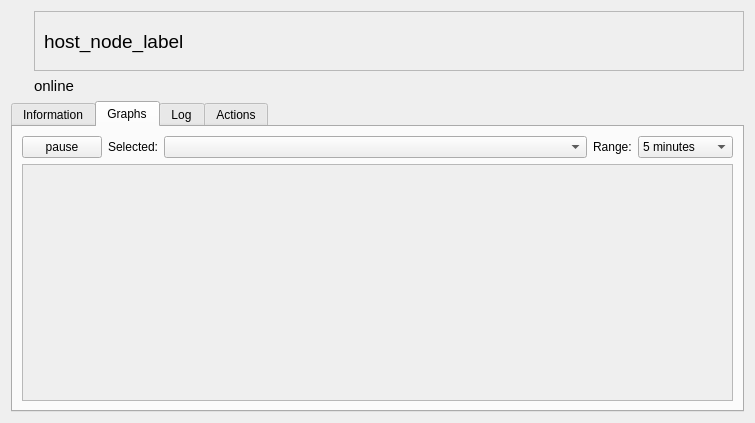
Before: the Qt Designer form rqt_arni_gui_detail/resources/SelectionWidget.ui in ROS-PSE/arni, drawn with Qt 5.
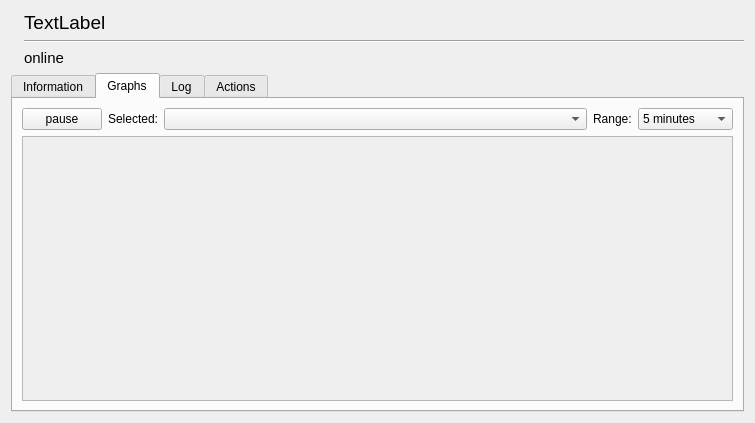
After: the same form once the commit is applied. The open tabs and pages were chosen to show the change. Icons and pictures are not drawn.

Commit message: Several small changes. Globally identical (gui&processing) aggregation windows for topic aggregation introduced.

Diff of the .ui file:
```diff
--- a/rqt_arni_gui_detail/resources/SelectionWidget.ui
+++ b/rqt_arni_gui_detail/resources/SelectionWidget.ui
@@ -13,14 +13,15 @@
   <property name="windowTitle">
    <string>ArniGui-Detail</string>
   </property>
+  <layout class="QHBoxLayout" name="horizontalLayout_3">
+   <item>
+    <layout class="QVBoxLayout" name="verticalLayout_6">
+     <item>
+      <layout class="QHBoxLayout" name="horizontalLayout_2">
+       <item>
   <layout class="QVBoxLayout" name="verticalLayout_3">
    <item>
-    <layout class="QVBoxLayout" name="widget_vertical_layout">
-     <item>
-      <layout class="QHBoxLayout" name="status_horizontal_layout">
-       <property name="sizeConstraint">
-        <enum>QLayout::SetMinimumSize</enum>
-       </property>
+          <layout class="QHBoxLayout" name="horizontalLayout">
        <item>
         <widget class="QLabel" name="status_light_label">
          <property name="sizePolicy">
@@ -60,72 +61,50 @@
          <property name="sizeType">
           <enum>QSizePolicy::Fixed</enum>
          </property>
+            </spacer>
+           </item>
+          </layout>
+         </item>
+         <item>
+          <spacer name="verticalSpacer">
+           <property name="orientation">
+            <enum>Qt::Vertical</enum>
+           </property>
          <property name="sizeHint" stdset="0">
           <size>
-           <width>10</width>
-           <height>20</height>
+             <width>0</width>
+             <height>0</height>
           </size>
          </property>
         </spacer>
+         </item>
+        </layout>
        </item>
        <item>
         <layout class="QVBoxLayout" name="labels_vertical_layout">
          <item>
-          <widget class="QScrollArea" name="scrollArea">
-           <property name="sizePolicy">
-            <sizepolicy hsizetype="MinimumExpanding" vsizetype="Minimum">
-             <horstretch>0</horstretch>
-             <verstretch>0</verstretch>
-            </sizepolicy>
-           </property>
-           <property name="minimumSize">
-            <size>
-             <width>100</width>
-             <height>20</height>
-            </size>
-           </property>
-           <property name="maximumSize">
-            <size>
-             <width>16777215</width>
-             <height>60</height>
-            </size>
-           </property>
-           <property name="baseSize">
-            <size>
-             <width>100</width>
-             <height>20</height>
-            </size>
-           </property>
-           <property name="horizontalScrollBarPolicy">
-            <enum>Qt::ScrollBarAsNeeded</enum>
-           </property>
-           <property name="widgetResizable">
-            <bool>true</bool>
-           </property>
-           <widget class="QWidget" name="scrollAreaWidgetContents_2">
-            <property name="geometry">
-             <rect>
-              <x>0</x>
-              <y>0</y>
-              <width>677</width>
-              <height>58</height>
-             </rect>
-            </property>
-            <layout class="QVBoxLayout" name="verticalLayout_4">
-             <item>
               <widget class="QLabel" name="host_node_label">
+           <property name="sizePolicy">
+            <sizepolicy hsizetype="MinimumExpanding" vsizetype="MinimumExpanding">
+             <horstretch>0</horstretch>
+             <verstretch>0</verstretch>
+            </sizepolicy>
+           </property>
                <property name="font">
                 <font>
                  <pointsize>14</pointsize>
                 </font>
                </property>
                <property name="text">
-                <string>host_node_label</string>
+            <string>TextLabel</string>
                </property>
               </widget>
              </item>
-            </layout>
-           </widget>
+         <item>
+          <widget class="Line" name="line">
+           <property name="orientation">
+            <enum>Qt::Horizontal</enum>
+           </property>
           </widget>
          </item>
          <item>
@@ -272,7 +251,7 @@
                 <x>0</x>
                 <y>0</y>
                 <width>709</width>
-                <height>219</height>
+                <height>245</height>
                </rect>
               </property>
              </widget>
```
Lines whose indentation alone changed are shown as unchanged. The commit also changes 7 other files.
